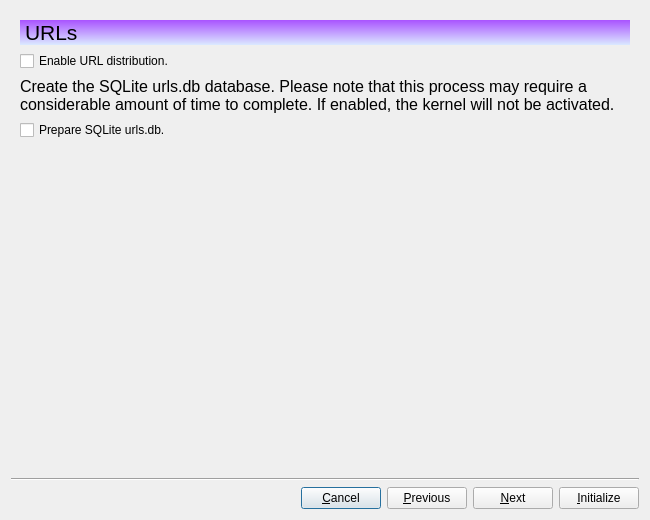
Qt form branches/trunk/UI/spot-on-wizard.ui (textbrowser/spot-on) before a commit.
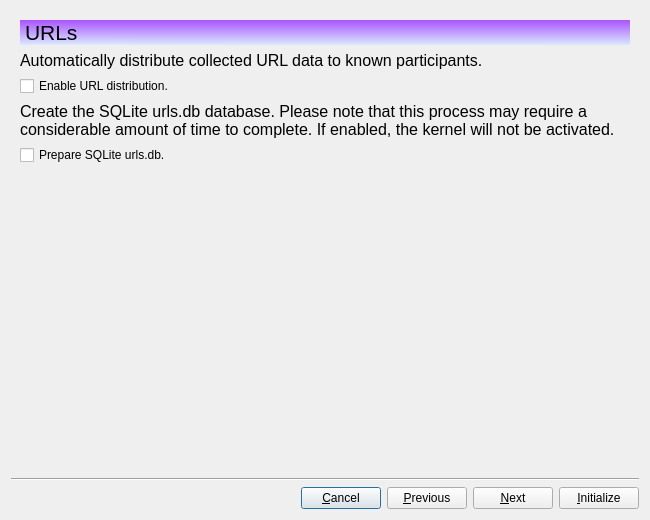
The same form after that commit. The open tabs and pages were chosen to show the change. Icons and pictures are not drawn.

Commit message: New labels. Plurality. Random file names.

```diff
--- a/branches/trunk/UI/spot-on-wizard.ui
+++ b/branches/trunk/UI/spot-on-wizard.ui
@@ -503,6 +503,21 @@
          </layout>
         </widget>
        </item>
+       <item>
+        <widget class="QLabel" name="label_16">
+         <property name="font">
+          <font>
+           <pointsize>12</pointsize>
+          </font>
+         </property>
+         <property name="text">
+          <string>Automatically distribute collected URL data to known participants.</string>
+         </property>
+         <property name="wordWrap">
+          <bool>true</bool>
+         </property>
+        </widget>
+       </item>
        <item>
         <widget class="QCheckBox" name="enable_url_distribution">
          <property name="text">
```
Left out of the diff: 2 changed lines with no effect on the pictures. The commit also changes 2 other files.
